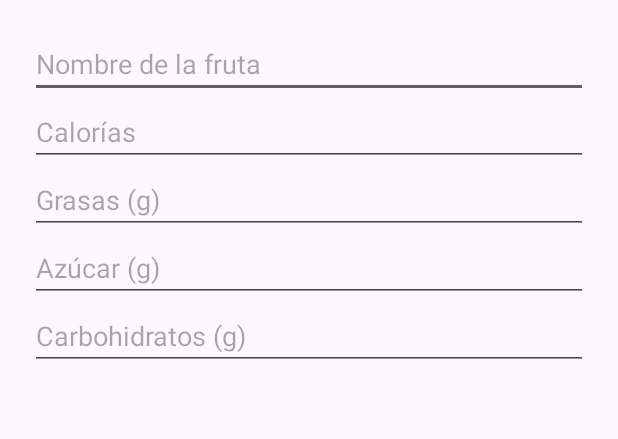
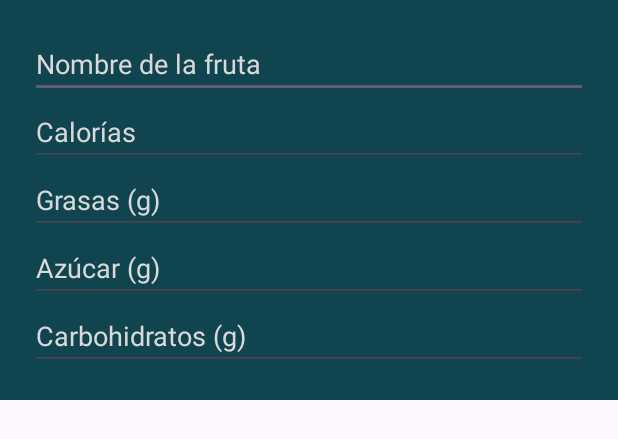
Before and after one commit to FerMu01/AppFrutas, an Android app: the layout dialog_add_fruit.xml on its own in the app's theme, with its tools: preview values and no code run, on a phone screen of 412 x 824 dp. Shown: the top 439 px of the screen. Run offline under Robolectric (Android 15) with nearby library versions, the phone set to English and light mode, and no system bars.

Commit message:
Final 1.0

```diff
--- a/app/src/main/res/layout/dialog_add_fruit.xml
+++ b/app/src/main/res/layout/dialog_add_fruit.xml
@@ -4,18 +4,23 @@
     android:layout_width="match_parent"
     android:layout_height="wrap_content"
     android:padding="20dp"
+    android:background="#10454F"
     android:orientation="vertical">
 
     <!-- Nombre de la fruta -->
     <EditText
         android:id="@+id/editTextName"
+        android:textColor="@color/white"
         android:layout_width="match_parent"
         android:layout_height="wrap_content"
+        android:textColorHint="#D9D9D9"
         android:hint="Nombre de la fruta" />
 
     <!-- Calorías -->
     <EditText
         android:id="@+id/editTextCalories"
+        android:textColor="@color/white"
+        android:textColorHint="#D9D9D9"
         android:layout_width="match_parent"
         android:layout_height="wrap_content"
         android:hint="Calorías"
@@ -24,6 +29,8 @@
     <!-- Grasas -->
     <EditText
         android:id="@+id/editTextFat"
+        android:textColor="@color/white"
+        android:textColorHint="#D9D9D9"
         android:layout_width="match_parent"
         android:layout_height="wrap_content"
         android:hint="Grasas (g)"
@@ -32,9 +39,11 @@
     <!-- Azúcar -->
     <EditText
         android:id="@+id/editTextSugar"
+        android:textColorHint="#D9D9D9"
         android:layout_width="match_parent"
         android:layout_height="wrap_content"
         android:hint="Azúcar (g)"
+        android:textColor="@color/white"
         android:inputType="numberDecimal" />
 
     <!-- Carbohidratos -->
@@ -42,6 +51,8 @@
         android:id="@+id/editTextCarbohydrates"
         android:layout_width="match_parent"
         android:layout_height="wrap_content"
+        android:textColorHint="#D9D9D9"
         android:hint="Carbohidratos (g)"
+        android:textColor="@color/white"
         android:inputType="numberDecimal" />
 </LinearLayout>
```
Also changed, not shown: app/src/main/java/com/example/appfinal2/MainActivity.kt (+50 -5 lines).
